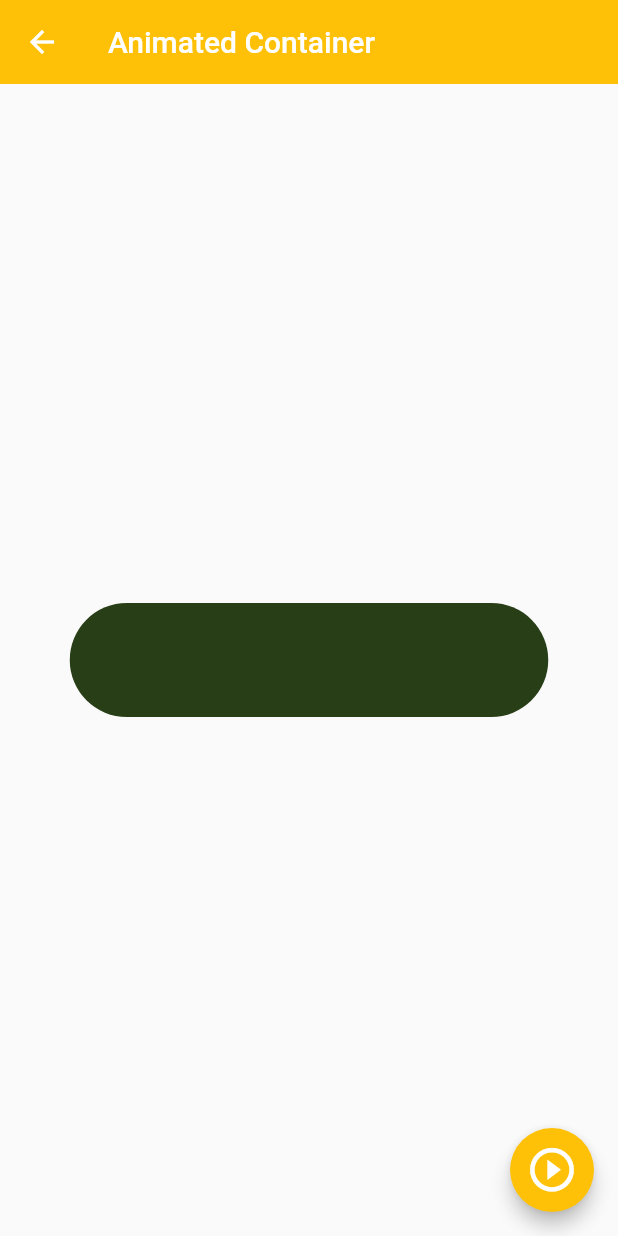
After one commit to vaguilarrebolledo/componentes_flutter, a Flutter app: the AnimatedScreen screen opened by its route, after a tap on the "play circle outline" icon, on a phone screen of 412 x 824 dp. The commit adds this screen. Run offline on Flutter 3.47's test engine with Material 2 defaults, Android fonts, the phone set to English and light mode, and no system bars.

Commit message:
widget con container y animaciones

```diff
--- a/lib/router/app_routes.dart
+++ b/lib/router/app_routes.dart
@@ -7,18 +7,19 @@ class AppRoutes {
 
   static final menuOptions = <MenuOption>[
     // TODO; borrar home
-    MenuOption(route: 'home', name: 'Home Screen', screen: const HomeScreen(), icon: Icons.home_outlined),
+    //MenuOption(route: 'home', name: 'Home Screen', screen: const HomeScreen(), icon: Icons.home_outlined),
     MenuOption(route: 'Listview1', name: 'Listview tipo 1', screen: const Listview1Screen(), icon: Icons.list_alt),
     MenuOption(route: 'Listview2', name: 'Listview tipo 2', screen: const Listview2Screen(), icon: Icons.list_alt_outlined),
     MenuOption(route: 'alert', name: 'Alertas - Alerts', screen: const AlertScreen(), icon: Icons.admin_panel_settings_sharp),
     MenuOption(route: 'card', name: 'Tarjetas - Cards', screen: const CardScreen(), icon: Icons.card_giftcard),
     MenuOption(route: 'avatar', name: 'Avatar - Circle Avatar', screen: const AvatarScreen(), icon: Icons.supervised_user_circle),
+    MenuOption(route: 'animated', name: 'Animated - Container', screen: const AnimatedScreen(), icon: Icons.play_circle_outline_rounded),
   ];
 
   static Map<String, Widget Function(BuildContext)> getAppRoutes(){
 
     Map<String, Widget Function(BuildContext)> appRoutes = { };
-
+      appRoutes.addAll({ 'home' : (BuildContext context ) => const HomeScreen()});
       for (final option in menuOptions ) {
         appRoutes.addAll({option.route : (BuildContext context) =>  option.screen  });
       }
--- /dev/null
+++ b/lib/screens/animated_screen.dart
@@ -0,0 +1,58 @@
+import 'dart:math';
+
+import 'package:flutter/material.dart';
+
+class AnimatedScreen extends StatefulWidget {
+  const AnimatedScreen({Key? key}) : super(key: key);
+
+  @override
+  State<AnimatedScreen> createState() => _AnimatedScreenState();
+}
+
+class _AnimatedScreenState extends State<AnimatedScreen> {
+  double _width = 50;
+  double _height = 50;
+
+  Color _color = Colors.amber;
+  BorderRadiusGeometry _borderRadius = BorderRadius.circular(10);
+
+  void changeShape() {
+    final random = Random();
+    //setstate es el metodo que permite cambiar los valores
+    _color = Color.fromRGBO(
+      random.nextInt(255),
+      random.nextInt(255),
+      random.nextInt(255),
+      1);
+    _width = random.nextInt(300).toDouble() + 70;
+    _height = random.nextInt(300).toDouble() + 70;
+    _borderRadius = BorderRadius.circular(random.nextInt(100).toDouble() + 10);
+    //redibujar
+    setState(() {});
+  }
+
+  @override
+  Widget build(BuildContext context) {
+    return Scaffold(
+      appBar: AppBar(
+        title: const Text('Animated Container'),
+      ),
+      body: Center(
+        child: AnimatedContainer(
+          duration: const Duration(milliseconds: 400),
+          curve: Curves.easeInOutCubic,
+          width: _width,
+          height: _height,
+          //color: Colors.red,
+          decoration: BoxDecoration(color: _color, borderRadius: _borderRadius),
+        ),
+      ),
+      floatingActionButton: FloatingActionButton(
+        child: const Icon(Icons.play_circle_outline, size: 35),
+        onPressed: () {
+          changeShape();
+        },
+      ),
+    );
+  }
+}
--- a/lib/screens/screens.dart
+++ b/lib/screens/screens.dart
@@ -4,3 +4,4 @@ export 'package:fl_components/screens/home_screen.dart';
 export 'package:fl_components/screens/listview1_screen.dart';
 export 'package:fl_components/screens/listview2_screen.dart';
 export 'package:fl_components/screens/avatar_screen.dart';
+export 'package:fl_components/screens/animated_screen.dart';
```
